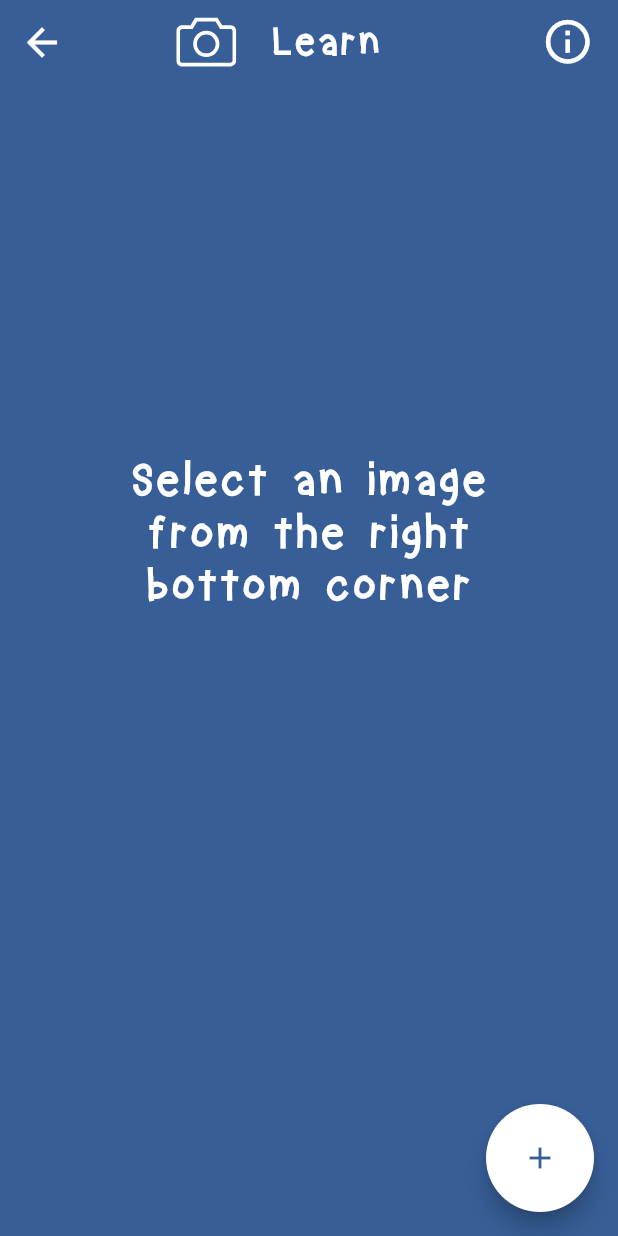
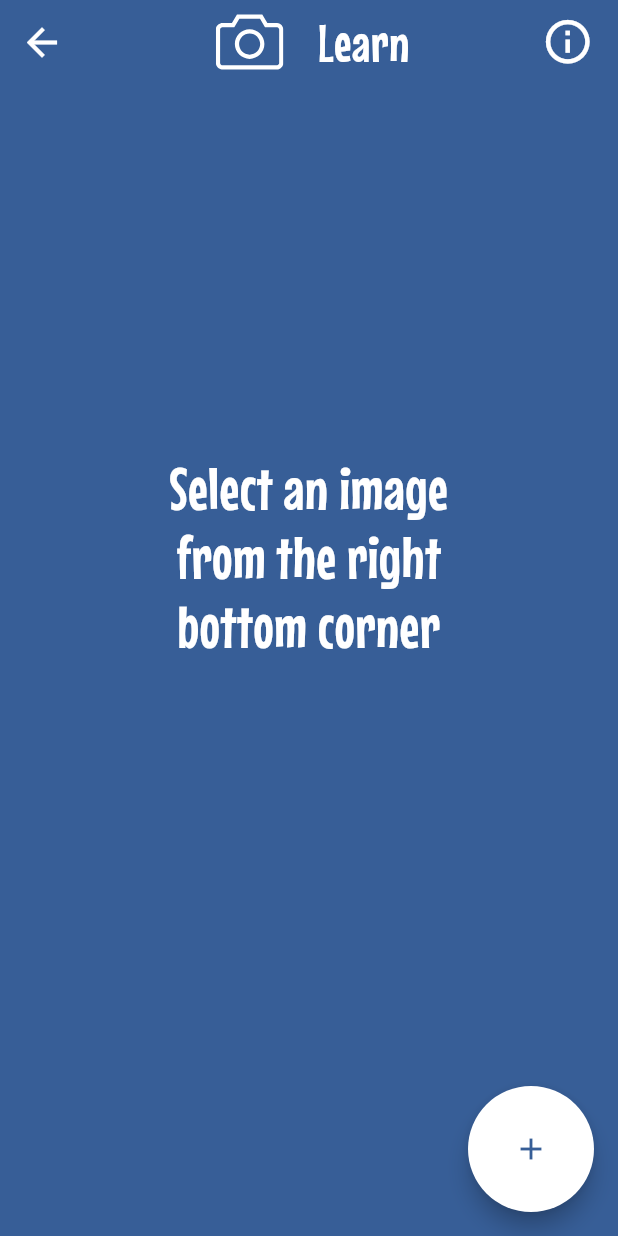
Before and after one commit to hongyu1738/plum_test, a Flutter app: the Camera screen opened directly, on a phone screen of 412 x 824 dp. Run offline on Flutter 3.47's test engine with Material 2 defaults, Android fonts, the phone set to English and light mode, and no system bars; drawn by our look-alikes of flutter_speed_dial; our stand-ins replace animate_do, animated_background, audioplayers, cloud_firestore, firebase_core, firebase_storage and 10 more; missing offline and left inert: cool_ui, tflite; accounts and stored records are empty.

Commit message:
Added launcher icon for application
- Added launcher icon for application
- Changed name for application
- Changed application font to MouseMemoirs
- Fixed a bug where the drag item will still be draggable after a successful pairing

```diff
--- a/lib/layout/camera_speech.dart
+++ b/lib/layout/camera_speech.dart
@@ -25,7 +25,7 @@ class _CameraSpeechState extends State<CameraSpeech> {
         onPressed: getSpeech,
         icon: Icon(Icons.volume_up_rounded),
         color: Colors.white,
-        iconSize: 38,
+        iconSize: 45,
         tooltip: "Press for pronounciation",
       ),
     );
--- a/lib/layout/drag_item.dart
+++ b/lib/layout/drag_item.dart
@@ -11,9 +11,9 @@ class DragItem extends StatelessWidget {
       color: Colors.transparent,
       child: Container(
         alignment: Alignment.center,
-        height: MediaQuery.of(context).size.height * 0.05,
-        width: MediaQuery.of(context).size.width * 0.40,
-        child: Text(label, style: TextStyle(fontSize: 32, fontWeight: FontWeight.w400, color: Colors.white)),
+        height: MediaQuery.of(context).size.height * 0.1,
+        width: MediaQuery.of(context).size.width * 0.4,
+        child: Text(label, style: TextStyle(fontSize: 35, fontWeight: FontWeight.w400, color: Colors.white)),
       ),
     );
   }
--- a/lib/layout/revision_vertical.dart
+++ b/lib/layout/revision_vertical.dart
@@ -37,18 +37,18 @@ class _VerticalViewState extends State<VerticalView> {
             children: [
               Text('${widget.classResult}',
                 style: TextStyle(
-                  fontSize: 34,
+                  fontSize: 40,
                   letterSpacing: .5,
                   color: Colors.white,
                 ),
               ),
               Padding(
-                padding: const EdgeInsets.only(left: 8.0),
+                padding: EdgeInsets.only(left: 8.0),
                 child: IconButton(
                   onPressed: getSpeech,
                   icon: Icon(Icons.volume_up_rounded),
                   color: Colors.white,
-                  iconSize: 38,
+                  iconSize: 45,
                   tooltip: "Press for pronounciation",
                 ),
               ),
--- a/lib/layout/vocabulary_question.dart
+++ b/lib/layout/vocabulary_question.dart
@@ -40,7 +40,7 @@ class VocabularyQuestion extends StatelessWidget {
   );
 
   Widget buildGrid(BuildContext context, List choices, double volume) => Padding(
-    padding: const EdgeInsets.all(12),
+    padding: EdgeInsets.all(12),
     child: Container(
       height: MediaQuery.of(context).size.height * 0.5,
       child: GridView.builder(
@@ -73,7 +73,7 @@ class VocabularyQuestion extends StatelessWidget {
       children: [
         Text(choice,
         style: TextStyle(
-          fontSize: 30,
+          fontSize: 35,
           color: Colors.white,
         ),)
       ],
--- a/lib/main.dart
+++ b/lib/main.dart
@@ -28,7 +28,7 @@ class MyApp extends StatelessWidget {
   Widget build(BuildContext context) {
 
     return MaterialApp(
-      theme: ThemeData(fontFamily: 'CrayonKids'),
+      theme: ThemeData(fontFamily: 'MouseMemoirs'),
       routes: {
         '/' : (context) => ChangeNotifierProvider(
           create: (context) => ImageData(),
--- a/lib/screens/learn/camera.dart
+++ b/lib/screens/learn/camera.dart
@@ -324,15 +324,15 @@ class _CameraState extends State<Camera> {
           mainAxisAlignment: MainAxisAlignment.spaceEvenly,
           children: [
             Spacer(),
-            Icon(SimpleLineIcons.camera, color: Colors.white, size: 40),
+            Icon(SimpleLineIcons.camera, color: Colors.white, size: 45),
             SizedBox(width: MediaQuery.of(context).size.width * (1/18)),
             Text('Learn',
             style: TextStyle(
-              fontSize: 28,
+              fontSize: 35,
               color: Colors.white,
               letterSpacing: .5,
             )),
-            Spacer(flex: 2),
+            Spacer(),
           ],
         ),
         actions: [
@@ -341,7 +341,7 @@ class _CameraState extends State<Camera> {
               child: Padding(padding: EdgeInsets.only(right: 8),
                 child: Icon(Icons.info_outline, size: 35),
               ),
-              popoverHeight: MediaQuery.of(context).size.height * 0.35,
+              popoverHeight: MediaQuery.of(context).size.height * 0.39,
               popoverWidth: MediaQuery.of(context).size.width * 0.95,
               popoverBuild: (BuildContext context){
                 return CupertinoPopoverMenuList(
@@ -351,7 +351,7 @@ class _CameraState extends State<Camera> {
                       child: Center(
                         child: Text("Instructions",
                           style: TextStyle(
-                            fontSize: 34
+                            fontSize: 40
                           )
                         ),
                       ),
@@ -385,7 +385,7 @@ class _CameraState extends State<Camera> {
                     child: Text('Select an image from the right bottom corner',
                     textAlign: TextAlign.center,
                     style: TextStyle(
-                      fontSize: 32,
+                      fontSize: 40,
                       letterSpacing: .5,
                       color: Colors.white,
                     ),
@@ -421,15 +421,15 @@ class _CameraState extends State<Camera> {
                 _confidence < 0.9 ? Row(
                   mainAxisAlignment: MainAxisAlignment.center,
                   children: [
-                    Text('No classes found. ',
+                    Text('No classes found.   ',
                       style: TextStyle(
-                        fontSize: 34,
+                        fontSize: 40,
                         fontWeight: FontWeight.w400,
                         color: Colors.white,
                         //letterSpacing: .5,
                       ),
                     ),
-                    Icon(AntDesign.frowno, color: Colors.white, size: 40),
+                    Icon(AntDesign.frowno, color: Colors.white, size: 45),
                   ],
                 )
 
@@ -442,7 +442,7 @@ class _CameraState extends State<Camera> {
                       child: Center(
                         child: Text("$_label",
                           style: TextStyle(
-                            fontSize: 40,
+                            fontSize: 45,
                             fontWeight: FontWeight.w400,
                             letterSpacing: .5,
                             color: Colors.white,
@@ -468,8 +468,8 @@ class _CameraState extends State<Camera> {
 
       floatingActionButton: SpeedDial(
         overlayColor: Colors.black54,
-        buttonSize: 72,
-        childrenButtonSize: 72,
+        buttonSize: 84,
+        childrenButtonSize: 84,
         icon: Icons.add,
         activeIcon: Icons.close,
         animatedIconTheme: IconThemeData(size: 30),
@@ -480,14 +480,14 @@ class _CameraState extends State<Camera> {
         spaceBetweenChildren: 10.0,
         children: [
           SpeedDialChild(
-            child: Icon(Icons.camera_alt),
+            child: Icon(Icons.camera_alt, size: 40),
             backgroundColor: Colors.white,
             onTap: getImageFromCamera,
             label: 'Camera',
               labelStyle: TextStyle(
                 fontWeight: FontWeight.w400,
                 color: Colors.white,
-                fontSize: 30,
+                fontSize: 35,
                 letterSpacing: .5,
             ),
             labelBackgroundColor: hexColors('#375e97'),
@@ -495,14 +495,14 @@ class _CameraState extends State<Camera> {
           ),
 
           SpeedDialChild(
-            child: Icon(Icons.photo),
+            child: Icon(Icons.photo, size: 40),
             backgroundColor: Colors.white,
             onTap: getImageFromGallery,
             label: 'Gallery',
               labelStyle: TextStyle(
                 fontWeight: FontWeight.w400,
                 color: Colors.white,
-                fontSize: 30,
+                fontSize: 35,
                 letterSpacing: .5,
               ),
             labelBackgroundColor: hexColors('#375e97'),
@@ -520,13 +520,13 @@ class _CameraState extends State<Camera> {
       builder: (BuildContext context) {
         return AlertDialog(
           backgroundColor: hexColors('#f9a603'),
-          title: Icon(AntDesign.frowno, color: Colors.white, size: 40),
+          title: Icon(AntDesign.frowno, color: Colors.white, size: 45),
           content: SingleChildScrollView(
             child: ListBody(
               children: <Widget>[
                 Text('No classes found for the image.\nTry again?',
                   style: TextStyle(
-                    fontSize: 30,
+                    fontSize: 35,
                     color: Colors.white,
                   ),
                 ),
@@ -537,7 +537,7 @@ class _CameraState extends State<Camera> {
             TextButton(
               child: Text('OK',
                 style: TextStyle(
-                  fontSize: 30,
+                  fontSize: 35,
                   color: Colors.white,
                 )
               ),
@@ -560,11 +560,11 @@ class _CameraState extends State<Camera> {
       padding: EdgeInsets.fromLTRB(15, 0, 0, 15),
       child: Row(
         children: [
-          Icon(iconData, size: 40),
+          Icon(iconData, size: 45),
           SizedBox(width: MediaQuery.of(context).size.width * (1/36)),
           Text(text,
             style: TextStyle(
-              fontSize: 20,
+              fontSize: 30,
             )
           ),
         ],
--- a/lib/screens/quiz/image_quiz.dart
+++ b/lib/screens/quiz/image_quiz.dart
@@ -43,11 +43,11 @@ class _ImageQuizState extends State<ImageQuiz> {
           mainAxisAlignment: MainAxisAlignment.spaceEvenly,
           children: [
             Spacer(),
-            Icon(Feather.image, color: Colors.white, size: 40),
+            Icon(Feather.image, color: Colors.white, size: 45),
             SizedBox(width: MediaQuery.of(context).size.width * (1/36)),
             Text('Image Picker',
             style: TextStyle(
-              fontSize: 28,
+              fontSize: 35,
               color: Colors.white,
               letterSpacing: .5,
             )),
--- a/lib/screens/quiz/vocabulary_quiz.dart
+++ b/lib/screens/quiz/vocabulary_quiz.dart
@@ -41,11 +41,11 @@ class _VocabularyQuizState extends State<VocabularyQuiz> {
           mainAxisAlignment: MainAxisAlignment.spaceEvenly,
           children: [
             Spacer(),
-            Icon(Entypo.language, color: Colors.white, size: 40),
+            Icon(Entypo.language, color: Colors.white, size: 45),
             SizedBox(width: MediaQuery.of(context).size.width * (1/36)),
             Text('Vocab Games',
             style: TextStyle(
-              fontSize: 28,
+              fontSize: 35,
               color: Colors.white,
               letterSpacing: .5,
             )),
```
Also changed, not shown: lib/layout/drag_result_success.dart (+9 -11 lines), lib/layout/home_view.dart (+16 -16 lines), lib/layout/image_question.dart (+9 -11 lines), lib/layout/image_result_failure.dart (+9 -11 lines), lib/layout/image_result_success.dart (+9 -11 lines), lib/layout/vocabulary_result_failure.dart (+9 -11 lines), lib/layout/vocabulary_result_success.dart (+9 -11 lines), lib/screens/quiz/drag_n_drop.dart (+4 -4 lines), lib/screens/revision/revision.dart (+6 -6 lines), lib/screens/settings/settings.dart (+4 -6 lines), 11 other files.
